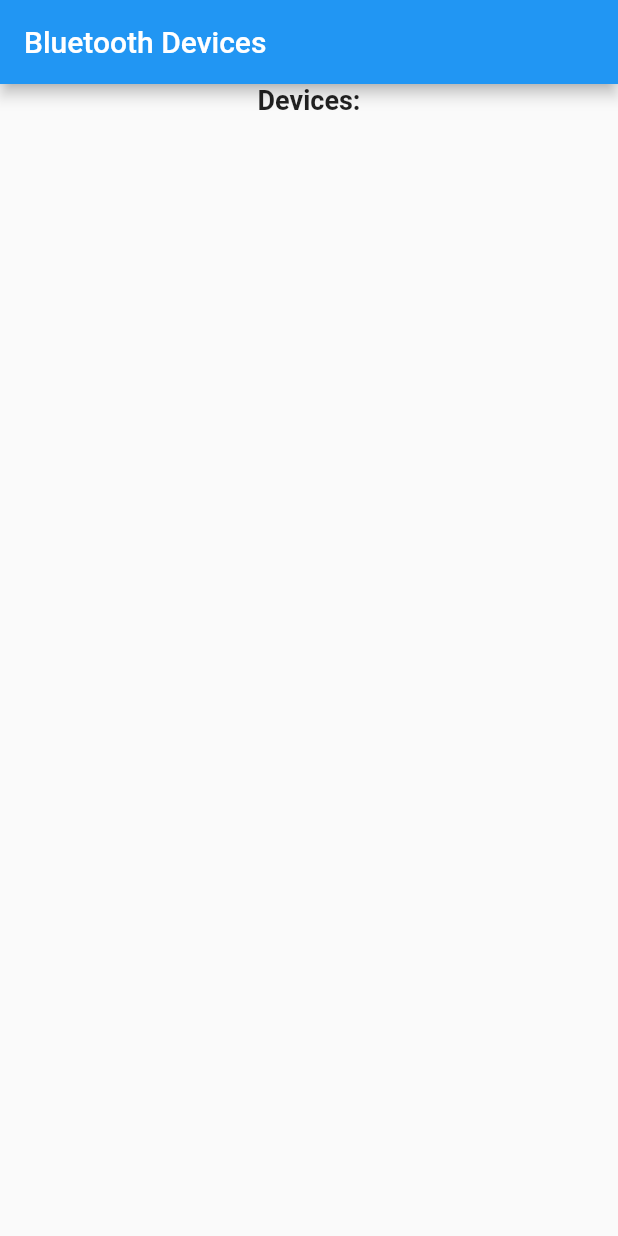
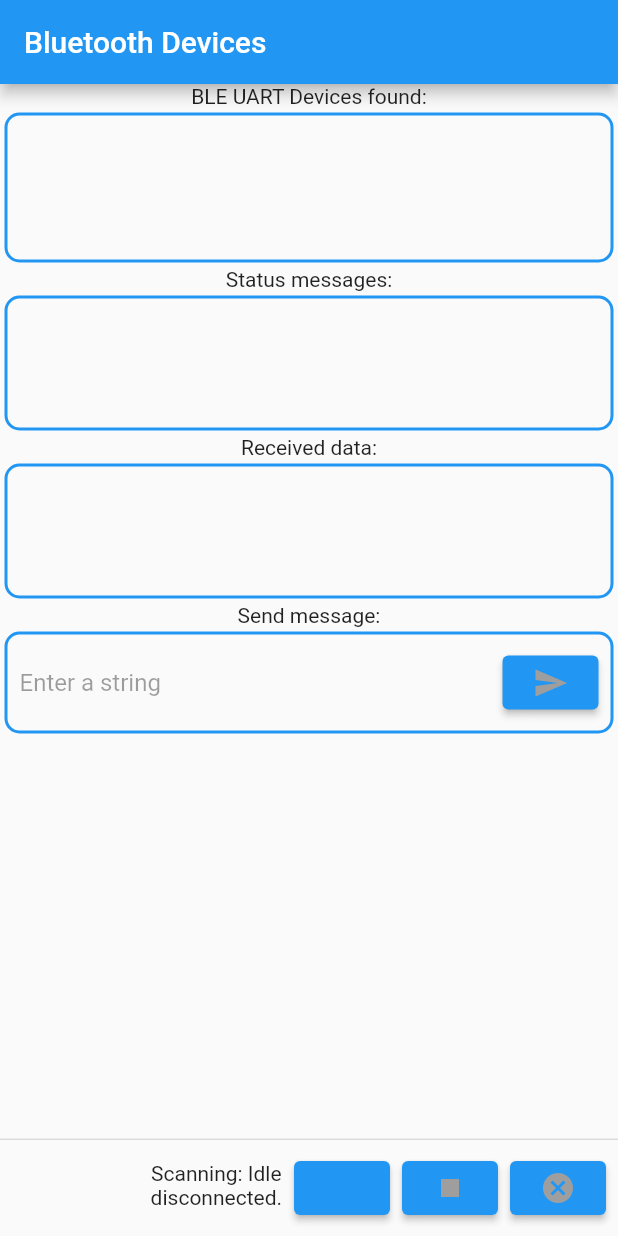
Before and after one commit to Animo-Dashboard/Animo-Coffee, a Flutter app: the screen it shows after launch, on a phone screen of 412 x 824 dp. Run offline on Flutter 3.47's test engine with Material 2 defaults, Android fonts, the phone set to English and light mode, and no system bars; our stand-ins replace permission_handler; missing offline and left inert: flutter_reactive_ble.

Commit message:
Added new API, added buttons to begin and end scanning

```diff
--- a/new_app2/lib/main.dart
+++ b/new_app2/lib/main.dart
@@ -1,9 +1,13 @@
 import 'dart:convert';
+import 'dart:async';
 
 import 'package:flutter/material.dart';
-import 'package:flutter_blue/flutter_blue.dart';
+import 'package:flutter_reactive_ble/flutter_reactive_ble.dart';
+import 'dart:io' show Platform;
+
 import 'package:permission_handler/permission_handler.dart';
 
+Uuid _UART_UUID = Uuid.parse("6E400001-B5A3-F393-E0A9-E50E24DCCA9E");
 void main() {
   runApp(const MyApp());
 }
@@ -28,110 +32,197 @@ class BluetoothScreen extends StatefulWidget {
 }
 
 class _BluetoothScreenState extends State<BluetoothScreen> {
-  FlutterBlue flutterBlue = FlutterBlue.instance;
-  List<BluetoothDevice> devices = [];
-  BluetoothDevice? connectedDevice; // Add a nullability marker
+  final flutterReactiveBle = FlutterReactiveBle();
+  List<DiscoveredDevice> _foundBleUARTDevices = [];
+  late TextEditingController _dataToSendText;
+  bool _scanning = false;
+  bool _connected = false;
+  String _logTexts = "";
+  late StreamSubscription<DiscoveredDevice> _scanStream;
+  late StreamSubscription<ConnectionStateUpdate> _connection;
+  late Stream<List<int>> _receivedDataStream;
+  List<String> _receivedData = [];
+  late QualifiedCharacteristic _rxCharacteristic;
 
   @override
   void initState() {
     super.initState();
-    flutterBlue.state.listen((state) {
-      if (state == BluetoothState.on) {
-        scanDevices();
-      }
-    });
+    _dataToSendText = TextEditingController();
   }
 
-  void scanDevices() {
-    flutterBlue.startScan(timeout: const Duration(seconds: 4));
-    flutterBlue.scanResults.listen((results) {
-      for (ScanResult result in results) {
-        if (!devices.contains(result.device)) {
-          setState(() {
-            devices.add(result.device);
-          });
-        }
-      }
-    });
+  void refreshScreen() {
+    setState(() {});
   }
 
-  void connectToDevice(BluetoothDevice device) async {
-    flutterBlue.stopScan();
-    try {
-      await device.connect();
-      setState(() {
-        connectedDevice = device;
+  void _disconnect() async {
+    await _connection.cancel();
+    _connected = false;
+    refreshScreen();
+  }
+
+  void _stopScan() async {
+    await _scanStream.cancel();
+    _scanning = false;
+    refreshScreen();
+  }
+
+  void _sendData() async {
+    await flutterReactiveBle.writeCharacteristicWithResponse(_rxCharacteristic,
+        value: _dataToSendText.text.codeUnits);
+  }
+
+  void _startScan() async {
+    bool goForIt = false;
+    PermissionStatus permission;
+    if (Platform.isAndroid) {
+      if (await Permission.location.serviceStatus.isEnabled) goForIt = true;
+    } else if (Platform.isIOS) {
+      goForIt = true;
+    }
+    if (goForIt) {
+      _foundBleUARTDevices = [];
+      _scanning = true;
+      refreshScreen();
+      _scanStream = flutterReactiveBle
+          .scanForDevices(withServices: [_UART_UUID]).listen((device) {
+        if (_foundBleUARTDevices.every((element) => element.id != device.id)) {
+          _foundBleUARTDevices.add(device);
+          refreshScreen();
+        }
+      }, onError: (Object error) {
+        _logTexts = "${_logTexts}ERROR while scanning:$error \n";
+        refreshScreen();
       });
-      print('Connected to device: ${device.name}');
-    } catch (e) {
-      print('Failed to connect to device: ${device.name}, $e');
+    } else {
+      // await showNoPermissionDialog();
     }
   }
 
-  Future<void> requestLocationPermission() async {
-    final PermissionStatus status = await Permission.location.request();
-    if (status != PermissionStatus.granted) {
-      print("Why tho");
-    }
-  }
-
-  void sendToDevice(String message) async {
-    if (connectedDevice == null) {
-      return;
-    }
-
-    List<int> bytes = utf8.encode(message); // Convert message to bytes
-    List<BluetoothService> services = await connectedDevice!.discoverServices();
-
-    for (BluetoothService service in services) {
-      for (BluetoothCharacteristic characteristic in service.characteristics) {
-        // ignore: unrelated_type_equality_checks
-        if (characteristic.uuid == "someCharacteristicUuid") {
-          try {
-            await characteristic.write(bytes);
-            print('Sent message: $message');
-          } catch (e) {
-            print('Failed to send message: $message, $e');
-          }
-          return;
-        }
-      }
-    }
-  }
+  onConnectDevice(int index) {}
 
   @override
-  Widget build(BuildContext context) {
-    requestLocationPermission();
-    return Scaffold(
+  Widget build(BuildContext context) => Scaffold(
         appBar: AppBar(
           title: const Text('Bluetooth Devices'),
         ),
-      body: Column(
-        children: [
-          const Text(
-            'Devices:',
-            style: TextStyle(fontSize: 18, fontWeight: FontWeight.bold),
-          ),
-          Expanded(
+        body: SingleChildScrollView(
+          child: Column(
+            mainAxisAlignment: MainAxisAlignment.start,
+            children: <Widget>[
+              const Text("BLE UART Devices found:"),
+              Container(
+                  margin: const EdgeInsets.all(3.0),
+                  decoration: BoxDecoration(
+                      borderRadius: BorderRadius.circular(10),
+                      border: Border.all(color: Colors.blue, width: 2)),
+                  height: 100,
                   child: ListView.builder(
-              itemCount: devices.length,
-              itemBuilder: (context, index) {
-                final device = devices[index];
-                return ListTile(
-                  title: Text(device.name),
-                  subtitle: Text(device.id.toString()),
-                  trailing: connectedDevice == device
-                      ? const Text('Connected')
-                      : ElevatedButton(
-                          onPressed: () => connectToDevice(device),
-                          child: const Text('Connect'),
-                        ),
-                );
+                      itemCount: _foundBleUARTDevices.length,
+                      itemBuilder: (context, index) => Card(
+                              child: ListTile(
+                            dense: true,
+                            enabled: !((!_connected && _scanning) ||
+                                (!_scanning && _connected)),
+                            trailing: GestureDetector(
+                              behavior: HitTestBehavior.translucent,
+                              onTap: () {
+                                (!_connected && _scanning) ||
+                                        (!_scanning && _connected)
+                                    ? () {}
+                                    : onConnectDevice(index);
                               },
+                              child: Container(
+                                width: 48,
+                                height: 48,
+                                padding:
+                                    const EdgeInsets.symmetric(vertical: 4.0),
+                                alignment: Alignment.center,
+                                child: const Icon(Icons.add_link),
                               ),
                             ),
+                            subtitle: Text(_foundBleUARTDevices[index].id),
+                            title: Text(
+                                "$index: ${_foundBleUARTDevices[index].name}"),
+                          )))),
+              const Text("Status messages:"),
+              Container(
+                  margin: const EdgeInsets.all(3.0),
+                  width: 1400,
+                  decoration: BoxDecoration(
+                      borderRadius: BorderRadius.circular(10),
+                      border: Border.all(color: Colors.blue, width: 2)),
+                  height: 90,
+                  child: Scrollbar(
+                      child: SingleChildScrollView(child: Text(_logTexts)))),
+              const Text("Received data:"),
+              Container(
+                  margin: const EdgeInsets.all(3.0),
+                  width: 1400,
+                  decoration: BoxDecoration(
+                      borderRadius: BorderRadius.circular(10),
+                      border: Border.all(color: Colors.blue, width: 2)),
+                  height: 90,
+                  child: Text(_receivedData.join("\n"))),
+              const Text("Send message:"),
+              Container(
+                  margin: const EdgeInsets.all(3.0),
+                  padding: const EdgeInsets.all(8.0),
+                  decoration: BoxDecoration(
+                      borderRadius: BorderRadius.circular(10),
+                      border: Border.all(color: Colors.blue, width: 2)),
+                  child: Row(children: <Widget>[
+                    Expanded(
+                        child: TextField(
+                      enabled: _connected,
+                      controller: _dataToSendText,
+                      decoration: const InputDecoration(
+                          border: InputBorder.none, hintText: 'Enter a string'),
+                    )),
+                    ElevatedButton(
+                        onPressed: _connected ? _sendData : () {},
+                        child: Icon(
+                          Icons.send,
+                          color: _connected ? Colors.blue : Colors.grey,
+                        )),
+                  ]))
             ],
           ),
+        ),
+        persistentFooterButtons: [
+          Container(
+            height: 35,
+            child: Column(
+              children: [
+                if (_scanning)
+                  const Text("Scanning: Scanning")
+                else
+                  const Text("Scanning: Idle"),
+                if (_connected)
+                  const Text("Connected")
+                else
+                  const Text("disconnected."),
+              ],
+            ),
+          ),
+          ElevatedButton(
+            onPressed: !_scanning && !_connected ? _startScan : () {},
+            child: Icon(
+              Icons.play_arrow,
+              color: !_scanning && !_connected ? Colors.blue : Colors.grey,
+            ),
+          ),
+          ElevatedButton(
+              onPressed: _scanning ? _stopScan : () {},
+              child: Icon(
+                Icons.stop,
+                color: _scanning ? Colors.blue : Colors.grey,
+              )),
+          ElevatedButton(
+              onPressed: _connected ? _disconnect : () {},
+              child: Icon(
+                Icons.cancel,
+                color: _connected ? Colors.blue : Colors.grey,
+              ))
+        ],
       );
 }
-}
--- a/new_app2/pubspec.yaml
+++ b/new_app2/pubspec.yaml
@@ -33,10 +33,10 @@ dependencies:
   flutter_blue: ^0.8.0
   permission_handler: ^10.2.0
 
-
   # The following adds the Cupertino Icons font to your application.
   # Use with the CupertinoIcons class for iOS style icons.
   cupertino_icons: ^1.0.2
+  flutter_reactive_ble: ^5.0.3
 
 dev_dependencies:
   flutter_test:
```
Also changed, not shown: new_app2/pubspec.lock, 2 other files. Lines whose indentation alone changed are shown as unchanged.
